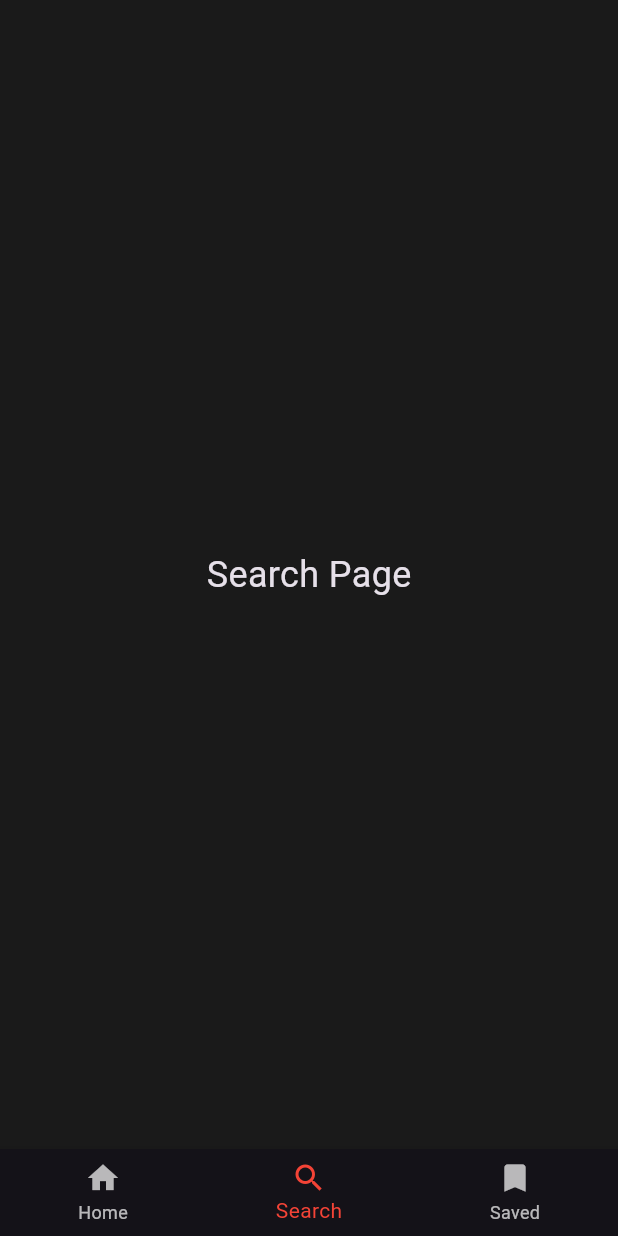
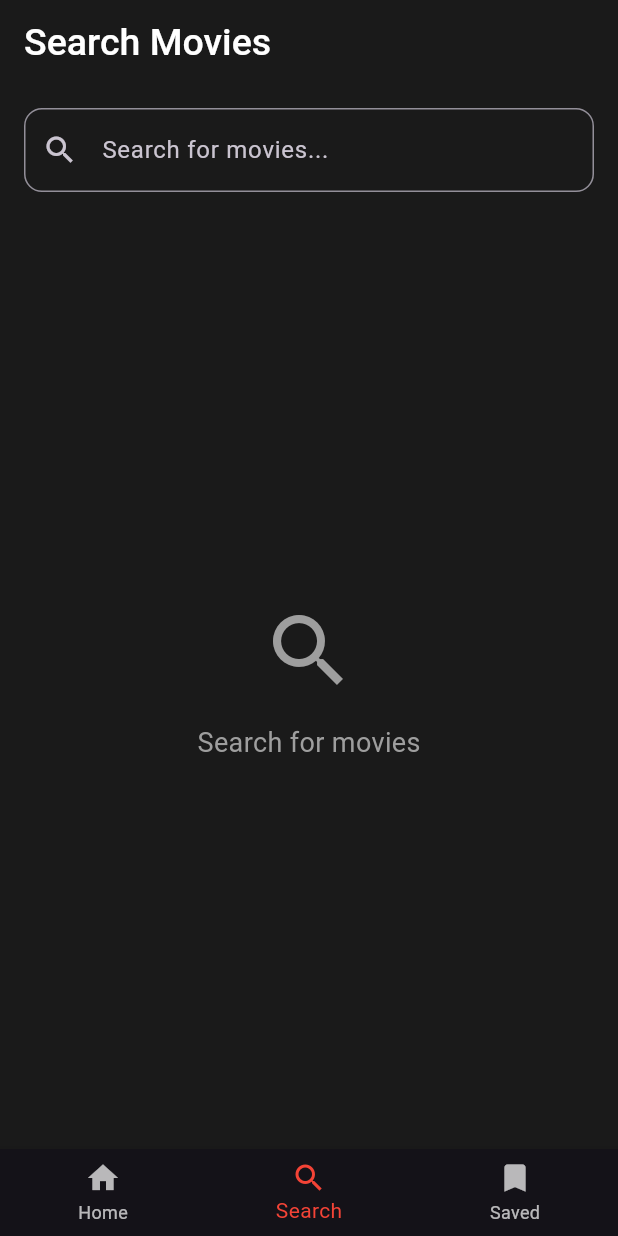
Before and after one commit to premsingh01/movie_app, a Flutter app: the screen it shows after launch, item 2 of the bottom bar chosen, on a phone screen of 412 x 824 dp. Run offline on Flutter 3.47's test engine with Material 3 defaults, Android fonts, the phone set to English and light mode, and no system bars; our stand-ins replace bloc, cached_network_image, connectivity_plus, dio, flutter_bloc, get_it and 2 more; missing offline and left inert: oxidized; accounts and stored records are empty; generated files the repository leaves out were written again.

Commit message:
Add files via upload

```diff
--- a/lib/core/network/api_client.dart
+++ b/lib/core/network/api_client.dart
@@ -20,4 +20,9 @@ abstract class ApiClient {
 
   @GET("/movie/{id}")
   Future<MovieDetailsModel> getMovieDetails(@Path("id") int movieId);
+
+  @GET("/search/movie")
+  Future<HomeModel> searchMovies(
+    @Query("query") String query,
+  );
 }
--- a/lib/feature/dashboard/presentation/page/dashboard_view.dart
+++ b/lib/feature/dashboard/presentation/page/dashboard_view.dart
@@ -3,6 +3,7 @@ import 'package:flutter_bloc/flutter_bloc.dart';
 import 'package:movie_app/feature/dashboard/presentation/bloc/dashboard_cubit.dart';
 import 'package:movie_app/feature/dashboard/presentation/bloc/dashboard_state.dart';
 import 'package:movie_app/feature/home/presentation/page/home_view.dart';
+import 'package:movie_app/feature/search/presentation/page/search_view.dart';
 import 'package:movie_app/service_locator.dart';
 
 class DashboardView extends StatefulWidget {
@@ -17,7 +18,7 @@ class _DashboardViewState extends State<DashboardView> {
 
   final List<Widget> _pages = [
     HomeView(),
-    const Center(child: Text("Search Page", style: TextStyle(fontSize: 24))),
+    const SearchView(),
     const Center(child: Text("Saved Page", style: TextStyle(fontSize: 24))),
   ];
 
--- /dev/null
+++ b/lib/feature/search/domain/repository/search_repository.dart
@@ -0,0 +1,6 @@
+import 'package:movie_app/feature/home/domain/entity/home_entity.dart';
+import 'package:oxidized/oxidized.dart';
+
+abstract class SearchRepository {
+  Future<Result<HomeEntity, String>> searchMovies(String query);
+}
--- /dev/null
+++ b/lib/feature/search/presentation/bloc/search_state.dart
@@ -0,0 +1,26 @@
+import 'package:movie_app/feature/home/domain/entity/home_entity.dart';
+
+sealed class SearchState {}
+
+class SearchInitialState implements SearchState {}
+
+class SearchLoadingState implements SearchState {}
+
+class SearchLoadedState implements SearchState {
+  final List<MovieEntity> movieList;
+  final String query;
+
+  SearchLoadedState({required this.movieList, required this.query});
+}
+
+class SearchFailureState implements SearchState {
+  final String errorMsg;
+
+  SearchFailureState({required this.errorMsg});
+}
+
+class SearchEmptyState implements SearchState {
+  final String query;
+
+  SearchEmptyState({required this.query});
+}
--- /dev/null
+++ b/lib/feature/search/presentation/page/search_view.dart
@@ -0,0 +1,216 @@
+import 'dart:async';
+import 'package:flutter/material.dart';
+import 'package:flutter_bloc/flutter_bloc.dart';
+import 'package:movie_app/feature/search/presentation/bloc/search_cubit.dart';
+import 'package:movie_app/feature/search/presentation/bloc/search_state.dart';
+import 'package:movie_app/feature/search/presentation/widget/search_movie_widget.dart';
+import 'package:movie_app/service_locator.dart';
+
+class SearchView extends StatefulWidget {
+  const SearchView({super.key});
+
+  @override
+  State<SearchView> createState() => _SearchViewState();
+}
+
+class _SearchViewState extends State<SearchView> {
+  final TextEditingController _searchController = TextEditingController();
+  late SearchCubit _searchCubit;
+  Timer? _debounceTimer;
+
+  @override
+  void initState() {
+    super.initState();
+    _searchCubit = sl<SearchCubit>();
+  }
+
+  @override
+  void dispose() {
+    _searchController.dispose();
+    _debounceTimer?.cancel();
+    _searchCubit.close();
+    super.dispose();
+  }
+
+  void _onSearchChanged(String query) {
+    // Cancel the previous timer if it exists
+    _debounceTimer?.cancel();
+
+    // If query is empty, clear search immediately
+    if (query.trim().isEmpty) {
+      _searchCubit.clearSearch();
+      return;
+    }
+
+    // Set a new timer for debounced search
+    _debounceTimer = Timer(const Duration(milliseconds: 500), () {
+      _performSearch(query.trim());
+    });
+  }
+
+  void _performSearch(String query) {
+    if (query.isNotEmpty) {
+      _searchCubit.searchMovies(query);
+    }
+  }
+
+  @override
+  Widget build(BuildContext context) {
+    return SafeArea(
+      child: Scaffold(
+        appBar: AppBar(
+          title: const Text("Search Movies"),
+          backgroundColor: Colors.transparent,
+          elevation: 0,
+        ),
+        body: Column(
+          children: [
+            // Search Bar
+            Padding(
+              padding: const EdgeInsets.all(16.0),
+              child: TextField(
+                controller: _searchController,
+                decoration: InputDecoration(
+                  hintText: "Search for movies...",
+                  prefixIcon: const Icon(Icons.search),
+                  suffixIcon: _searchController.text.isNotEmpty
+                      ? IconButton(
+                          icon: const Icon(Icons.clear),
+                          onPressed: () {
+                            _searchController.clear();
+                            _searchCubit.clearSearch();
+                          },
+                        )
+                      : null,
+                  border: OutlineInputBorder(
+                    borderRadius: BorderRadius.circular(12),
+                    borderSide: BorderSide(color: Colors.grey.shade300),
+                  ),
+                  focusedBorder: OutlineInputBorder(
+                    borderRadius: BorderRadius.circular(12),
+                    borderSide: BorderSide(color: Theme.of(context).primaryColor),
+                  ),
+                ),
+                onChanged: (value) {
+                  setState(() {}); // Rebuild to show/hide clear button
+                  _onSearchChanged(value);
+                },
+              ),
+            ),
+
+            // Search Results
+            Expanded(
+              child: BlocBuilder<SearchCubit, SearchState>(
+                bloc: _searchCubit,
+                builder: (context, state) {
+                  switch (state) {
+                    case SearchInitialState():
+                      return const Center(
+                        child: Column(
+                          mainAxisAlignment: MainAxisAlignment.center,
+                          children: [
+                            Icon(
+                              Icons.search,
+                              size: 64,
+                              color: Colors.grey,
+                            ),
+                            SizedBox(height: 16),
+                            Text(
+                              "Search for movies",
+                              style: TextStyle(
+                                fontSize: 18,
+                                color: Colors.grey,
+                              ),
+                            ),
+                          ],
+                        ),
+                      );
+
+                    case SearchLoadingState():
+                      return const Center(
+                        child: CircularProgressIndicator(),
+                      );
+
+                    case SearchLoadedState():
+                      return ListView.separated(
+                        padding: const EdgeInsets.symmetric(
+                          horizontal: 20,
+                          vertical: 10,
+                        ),
+                        separatorBuilder: (context, index) =>
+                            const SizedBox(height: 13),
+                        itemCount: state.movieList.length,
+                        itemBuilder: (context, index) {
+                          return SearchMovieWidget(
+                            movie: state.movieList[index],
+                          );
+                        },
+                      );
+
+                    case SearchEmptyState():
+                      return Center(
+                        child: Column(
+                          mainAxisAlignment: MainAxisAlignment.center,
+                          children: [
+                            const Icon(
+                              Icons.movie_filter,
+                              size: 64,
+                              color: Colors.grey,
+                            ),
+                            const SizedBox(height: 16),
+                            Text(
+                              "No movies found for '${state.query}'",
+                              style: const TextStyle(
+                                fontSize: 18,
+                                color: Colors.grey,
+                              ),
+                            ),
+                            const SizedBox(height: 8),
+                            const Text(
+                              "Try a different search term",
+                              style: TextStyle(
+                                fontSize: 14,
+                                color: Colors.grey,
+                              ),
+                            ),
+                          ],
+                        ),
+                      );
+
+                    case SearchFailureState():
+                      return Center(
+                        child: Column(
+                          mainAxisAlignment: MainAxisAlignment.center,
+                          children: [
+                            const Icon(
+                              Icons.error_outline,
+                              size: 64,
+                              color: Colors.red,
+                            ),
+                            const SizedBox(height: 16),
+                            Text(
+                              "Error: ${state.errorMsg}",
+                              style: const TextStyle(
+                                fontSize: 16,
+                                color: Colors.red,
+                              ),
+                              textAlign: TextAlign.center,
+                            ),
+                            const SizedBox(height: 16),
+                            ElevatedButton(
+                              onPressed: () => _performSearch(_searchController.text.trim()),
+                              child: const Text("Retry"),
+                            ),
+                          ],
+                        ),
+                      );
+                  }
+                },
+              ),
+            ),
+          ],
+        ),
+      ),
+    );
+  }
+}
```
Also changed, not shown: lib/feature/home/data/model/home_model.dart (+5 -7 lines), lib/feature/search/data/datasource/search_remote_datasource.dart (added, +21 -0 lines), lib/feature/search/data/model/search_model.dart (added, +18 -0 lines), lib/feature/search/data/repository/search_repository_impl.dart (added, +23 -0 lines), lib/feature/search/domain/usecase/search_usecase.dart (+7 -4 lines), lib/feature/search/presentation/bloc/search_cubit.dart (added, +35 -0 lines), lib/feature/search/presentation/widget/search_movie_widget.dart (added, +155 -0 lines), lib/service_locator.dart (+15 -0 lines), lib/core/network/api_client.g.dart.
